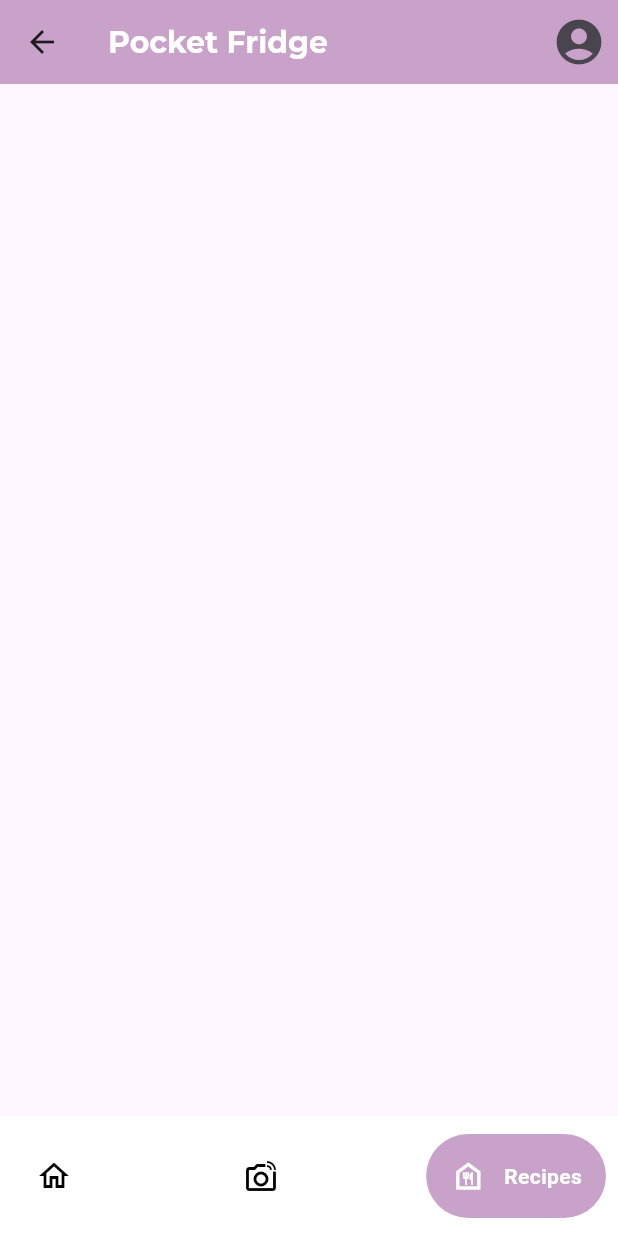
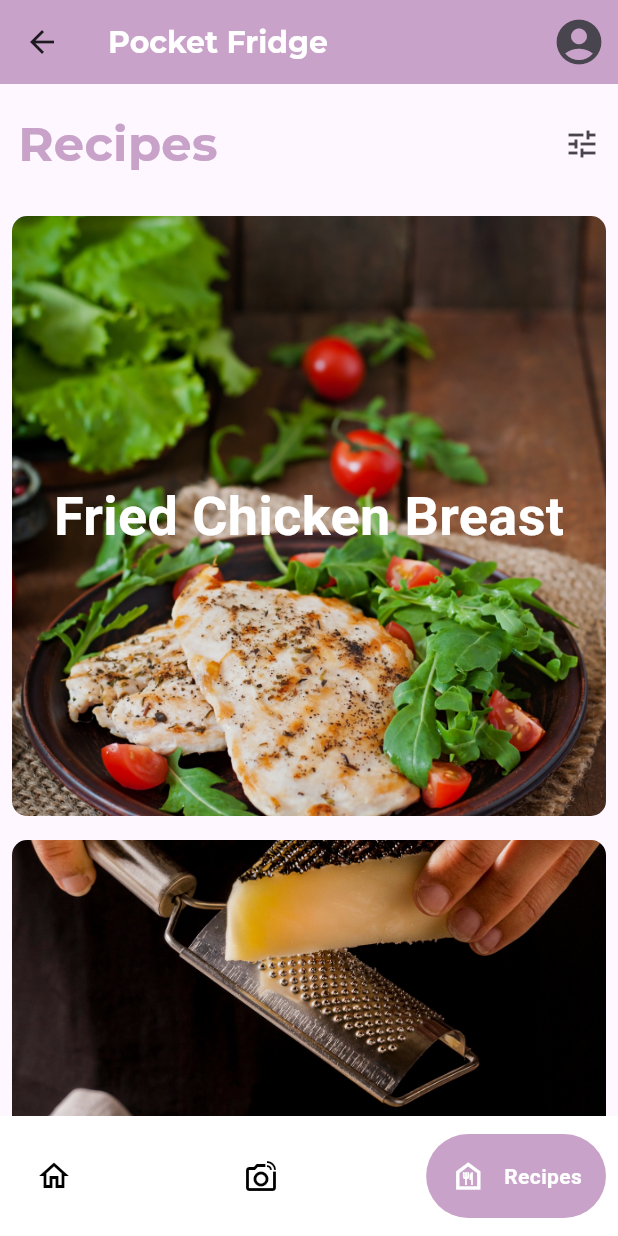
Before and after one commit to Rozumisty/Pocket-Fridge, a Flutter app: the HomePage screen opened by its route, item 3 of the bottom bar chosen, on a phone screen of 412 x 824 dp. Run offline on Flutter 3.47's test engine with Material 3 defaults, Android fonts, the phone set to English and light mode, and no system bars; drawn by our look-alikes of google_nav_bar; project files that could hold a hidden picture were left out.

Commit message:
fifth-recipe_commit

```diff
--- a/lib/headerfooter/headerfooter.dart
+++ b/lib/headerfooter/headerfooter.dart
@@ -66,7 +66,7 @@ class _PocketFooterState extends State<PocketFooter> {
                 case 2:
                   Navigator.pushReplacement(
                     context,
-                    MaterialPageRoute(builder: (context) => const RecipePage()),
+                    MaterialPageRoute(builder: (context) => const RecipesPage()),
                   );
                   break;
                 default:
--- a/lib/pageitems/categorylist.dart
+++ b/lib/pageitems/categorylist.dart
@@ -28,7 +28,7 @@ class CategoryItem extends StatelessWidget {
             image: AssetImage(imagePath),
             fit: BoxFit.cover,
             colorFilter: ColorFilter.mode(
-              Color.fromARGB(255, 0, 0, 0).withOpacity(0.29),
+              const Color.fromARGB(255, 0, 0, 0).withOpacity(0.29),
               BlendMode.darken,
             ),
           ),
--- a/lib/pageitems/productslist.dart
+++ b/lib/pageitems/productslist.dart
@@ -19,8 +19,6 @@ class ProductItem extends StatefulWidget {
 
   @override
   State<ProductItem> createState() => _ProductItemState();
-
-  toWidget() {}
 }
 
 class _ProductItemState extends State<ProductItem> {
--- /dev/null
+++ b/lib/pageitems/recepieslist.dart
@@ -0,0 +1,65 @@
+import 'package:flutter/material.dart';
+import 'package:pocket_fridge/styles/textsStyle.dart';
+
+class RecipeItem extends StatefulWidget {
+  final String imagePath;
+  final String recipeName;
+  final VoidCallback onTap;
+  final ColorFilter backcolor;
+  final String? recipeText;
+
+  const RecipeItem({
+    Key? key,
+    required this.imagePath,
+    required this.recipeName,
+    required this.onTap,
+    required this.backcolor,
+    this.recipeText,
+  }) : super(key: key);
+
+  @override
+  State<RecipeItem> createState() => _RecipeItemState();
+}
+
+class _RecipeItemState extends State<RecipeItem> {
+  @override
+  Widget build(BuildContext context) {
+    return GestureDetector(
+      onTap: widget.onTap,
+      child: Container(
+        height: 400.0,
+        margin: const EdgeInsets.all(8.0),
+        decoration: BoxDecoration(
+          borderRadius: BorderRadius.circular(10.0),
+          image: DecorationImage(
+            image: AssetImage(widget.imagePath),
+            fit: BoxFit.cover,
+            colorFilter: widget.backcolor,
+          ),
+        ),
+        child: Column(
+          mainAxisAlignment: MainAxisAlignment.center,
+          children: [
+            Text(
+              widget.recipeName,
+              style: const TextStyle(
+                color: Colors.white,
+                fontSize: 36.0,
+                fontWeight: FontWeight.bold,
+              ),
+            ),
+            if (widget.recipeText != null) // Перевірте, чи параметр заданий
+              Text(
+                widget.recipeText!,
+                style: const TextStyle(
+                  color: Colors.white,
+                  fontSize: 20.0,
+                  fontWeight: FontWeight.bold,
+                ),
+              ),
+          ],
+        ),
+      ),
+    );
+  }
+}
--- a/lib/pages/home.dart
+++ b/lib/pages/home.dart
@@ -5,6 +5,7 @@ import 'package:pocket_fridge/pageitems/categorylist.dart';
 import 'package:pocket_fridge/headerfooter/headerfooter.dart';
 import 'package:pocket_fridge/pages/categorypage.dart';
 import 'package:pocket_fridge/pages/addproduct.dart';
+
 
 class HomePage extends StatefulWidget {
   const HomePage({Key? key}) : super(key: key);
@@ -235,6 +236,13 @@ class _HomeProductCategoriesState extends State<HomeProductCategories> {
                       containerback: Color.fromARGB(255, 160, 125, 29),
                     ),
                     ProductItem(
+                      imagePath: 'assets/images/pasta.jpg',
+                      title: 'Pasta',
+                      expirationDate: '01.01.2026',
+                      quantity: '600 gr',
+                      containerback: Color.fromARGB(255, 160, 125, 29),
+                    ),
+                    ProductItem(
                       imagePath: 'assets/images/buckwheat.jpg',
                       title: 'Buckwheat',
                       expirationDate: '01.02.2025',
@@ -269,7 +277,7 @@ class _HomeProductCategoriesState extends State<HomeProductCategories> {
                       expirationDate: '19.11.2025',
                       quantity: '400 gr',
                       containerback: Color.fromARGB(255, 160, 125, 29),
-                    )
+                    ),
                   ],
                 ),
               ),
--- a/lib/pages/recipes.dart
+++ b/lib/pages/recipes.dart
@@ -1,14 +1,17 @@
 import 'package:flutter/material.dart';
 import 'package:pocket_fridge/headerfooter/headerfooter.dart';
+import 'package:pocket_fridge/pageitems/recepieslist.dart';
+import 'package:pocket_fridge/styles/textsStyle.dart';
+import 'package:pocket_fridge/pages/recipepage.dart';
 
-class RecipePage extends StatefulWidget {
-  const RecipePage({Key? key}) : super(key: key);
+class RecipesPage extends StatefulWidget {
+  const RecipesPage({Key? key}) : super(key: key);
 
   @override
-  State<RecipePage> createState() => _RecipePageState();
+  State<RecipesPage> createState() => _RecipePageState();
 }
 
-class _RecipePageState extends State<RecipePage> {
+class _RecipePageState extends State<RecipesPage> {
   final selectedIndex = 2;
   @override
   Widget build(BuildContext context) {
@@ -16,7 +19,156 @@ class _RecipePageState extends State<RecipePage> {
       appBar: const PocketHeader(
         backgroundColor: Color.fromARGB(255, 200, 162, 200),
       ),
+      body: SafeArea(
+        child: Column(
+          children: [
+            Row(
+              children: [
+                const SizedBox(
+                  width: 12,
+                  height: 80,
+                ),
+                const Text(
+                  "Recipes",
+                  style: textStyleStorage,
+                ),
+                const Spacer(),
+                IconButton(
+                  onPressed: () {},
+                  icon: const Icon(
+                    Icons.tune,
+                    size: 24,
+                  ),
+                ),
+              ],
+            ),
+            const Expanded(
+              child: RecipeBlock(),
+            ),
+          ],
+        ),
+      ),
       bottomNavigationBar: PocketFooter(selectedIndex: selectedIndex),
     );
   }
 }
+
+class RecipeBlock extends StatefulWidget {
+  const RecipeBlock({Key? key}) : super(key: key);
+
+  @override
+  State<RecipeBlock> createState() => _RecipeBlockState();
+}
+
+class _RecipeBlockState extends State<RecipeBlock> {
+  @override
+  Widget build(BuildContext context) {
+    return ListView(
+      children: [
+        RecipeItem(
+          imagePath: "assets/images/chicken-breast-recipe.jpg",
+          recipeName: "Fried Chicken Breast",
+          onTap: () {
+            Navigator.push(
+              context,
+              MaterialPageRoute(
+                builder: (context) => const RecipePage(
+                    categoryName: "Fried Chicken Breast",
+                    imagePath: "assets/images/chicken-breast-recipe.jpg",
+                    desciption: """Ingredients:
+
+2 boneless, skinless chicken breasts
+Salt and black pepper to taste
+2 tablespoons olive oil
+1 teaspoon paprika
+1/2 teaspoon onion powder
+Tomatoes for garnish (optional)
+Instructions:
+
+1. Season both sides of the chicken breasts with salt and black pepper.
+
+2. In a large skillet, heat olive oil over medium-high heat.
+
+3. Add the chicken breasts to the skillet and sear for about 6-7 minutes on each side, or until the internal temperature reaches 165°F (74°C) and the chicken is golden brown.
+
+4. In the last minute of cooking, add minced garlic to the pan and sauté until fragrant.
+
+5. Sprinkle dried thyme, paprika, onion powder, and garlic powder over the chicken, flipping the breasts to ensure even coating. Cook for an additional minute.
+
+6. Remove the chicken from the skillet and let it rest for a few minutes before slicing.
+
+7. Garnish with fresh parsley and serve with lemon wedges on the side.
+
+This pan-seared chicken breast is versatile and can be served with various side dishes like roasted vegetables, rice, or a fresh salad.
+
+Enjoy your meal!
+
+"""),
+              ),
+            );
+          },
+          backcolor: ColorFilter.mode(
+            const Color.fromARGB(255, 0, 0, 0).withOpacity(0.07),
+            BlendMode.darken,
+          ),
+        ),
+        RecipeItem(
+          imagePath: "assets/images/pastarecipe.jpg",
+          recipeName: "Pasta with cheese",
+          onTap: () {
+            Navigator.push(
+              context,
+              MaterialPageRoute(
+                builder: (context) => const RecipePage(categoryName: "Pasta with cheese",imagePath: "assets/images/pastarecipe.jpg", desciption: """Ingredients:
+
+400g spaghetti
+1 cup grated Parmesan cheese
+1 teaspoon salt
+1/2 teaspoon black pepper
+Tomatoes for garnish
+Instructions:
+
+1. Cook the spaghetti in salted water until al dente, following the instructions on the package. Meanwhile, heat the butter in a large skillet over medium heat.
+
+2. Add the chopped garlic to the melted butter and sauté for 1-2 minutes until the garlic becomes aromatic.
+
+3. Pour in the heavy cream and continue to cook over medium heat, adjusting the temperature to avoid boiling.
+
+4. Gradually add the grated Parmesan and mixed cheese, stirring until the cheese is completely melted, and the sauce has a smooth texture.
+
+5. Season with salt and pepper to taste, continuing to stir.
+
+6. Once the spaghetti is cooked, drain it and add it to the sauce, tossing until the pasta is well coated.
+
+7. Serve the Alfredo pasta hot, garnished with chopped parsley.
+
+Enjoy your meal!
+
+"""),
+              ),
+            );
+          },
+          backcolor: ColorFilter.mode(
+            const Color.fromARGB(255, 0, 0, 0).withOpacity(0.07),
+            BlendMode.darken,
+          ),
+        ),
+        RecipeItem(
+          imagePath: "assets/images/borsch.jpg",
+          recipeName: "Borsch",
+          onTap: () {},
+          backcolor: ColorFilter.mode(
+            const Color.fromARGB(255, 0, 0, 0).withOpacity(0.75),
+            BlendMode.darken,
+          ),
+          recipeText: """
+
+There are missing products such as:
+- beet
+- cabbage
+""",
+        ),
+      ],
+    );
+  }
+}
--- a/pubspec.yaml
+++ b/pubspec.yaml
@@ -97,6 +97,10 @@ flutter:
     - assets/images/chicken-wings.jpg
     - assets/images/ham.jpg
     - assets/images/pork-chop.jpg
+    - assets/images/borsch.jpg
+    - assets/images/chicken-breast-recipe.jpg
+    - assets/images/pastarecipe.jpg
+    - assets/images/pasta.jpg
 
   #   - images/a_dot_ham.jpeg
 
```
Also changed, not shown: lib/pages/recipepage.dart (added, +70 -0 lines), assets/images/borsch.jpg (added), assets/images/chicken-breast-recipe.jpg (added), assets/images/pasta.jpg (added), assets/images/pastarecipe.jpg (added).
